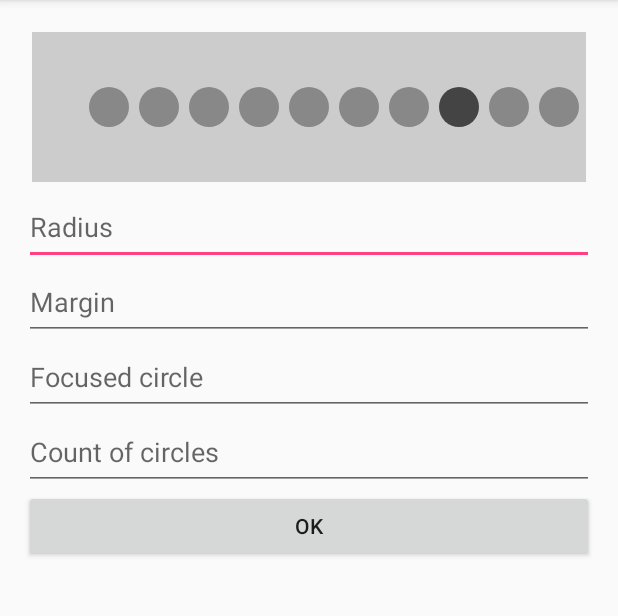
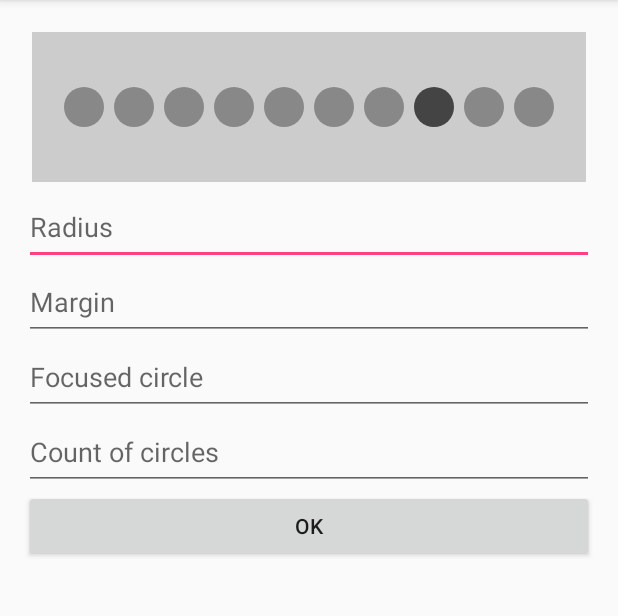
Before and after one commit to Khavronsky/TestCustomView, an Android app: the screen it shows after launch (MainActivity), on a phone screen of 412 x 824 dp, the part 84-700 px from its top. Run offline under Robolectric (Android 15) with nearby library versions, the phone set to English and light mode, and no system bars.

```diff
--- a/app/src/main/java/com/khavronsky/testcustomview/MyView.java
+++ b/app/src/main/java/com/khavronsky/testcustomview/MyView.java
@@ -1,7 +1,6 @@
 package com.khavronsky.testcustomview;
 
 import android.content.Context;
-import android.content.res.TypedArray;
 import android.graphics.Canvas;
 import android.graphics.Color;
 import android.graphics.Paint;
@@ -37,8 +36,8 @@ public class MyView extends View {
     }
 
     public MyView(Context context, AttributeSet attrs) {
-        super(context);
-        setupAttributes(attrs);
+        super(context, attrs);
+//        setupAttributes(attrs);
         init();
     }
 
@@ -58,15 +57,14 @@ public class MyView extends View {
         countCircles = 10;
         focusedCircle = 7;
 
-        paint = new Paint();
+        paint = new Paint(Paint.ANTI_ALIAS_FLAG);
     }
-    private void setupAttributes(AttributeSet attrs){
+//    private void setupAttributes(AttributeSet attrs){
 //        TypedArray a = getContext().getTheme().obtainStyledAttributes(attrs,R.styleable.MyView, 0, 0);
-        TypedArray a = getContext().obtainStyledAttributes(attrs, R.styleable.MyView);
-
-        radius = (int) a.getDimension(R.styleable.MyView_radius, DEFAULT_RADIUS);
-
-    }
+//        TypedArray a = getContext().obtainStyledAttributes(attrs, R.styleable.MyView);
+//
+//        radius = (int) a.getDimension(R.styleable.MyView_radius, DEFAULT_RADIUS);
+//    }
 
     @Override
     protected void onLayout(boolean changed, int left, int top, int right, int bottom) {
@@ -110,7 +108,14 @@ public class MyView extends View {
         canvas.drawColor(Color.LTGRAY);
         paint.setStrokeWidth(STROKE_WIDTH);
 
-        int firstCircleCoordinate = myWidth / 2 - ((countCircles - 1) / 2) * margin;
+        int firstCircleCoordinate;
+        int oddOrEven = countCircles;
+        if ((oddOrEven %= 2) != 0) {
+
+            firstCircleCoordinate = myWidth / 2 - ((countCircles - 1) / 2) * margin;
+        } else {
+            firstCircleCoordinate = myWidth / 2 - ((countCircles) / 2) * margin + margin / 2;
+        }
 
         for (int i = 0; i < countCircles; i++) {
             paint.setColor(DEFAULT_COLOR);
```
